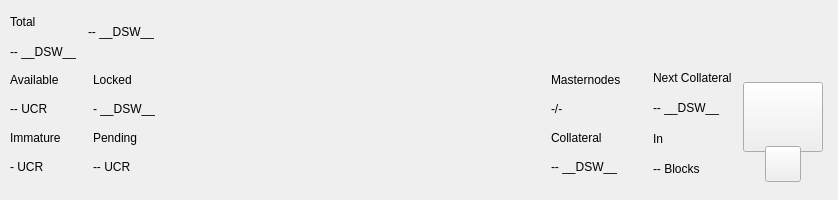
decenomy/DSW, file src/qt/pivx/forms/topbar.ui: the form before one commit.
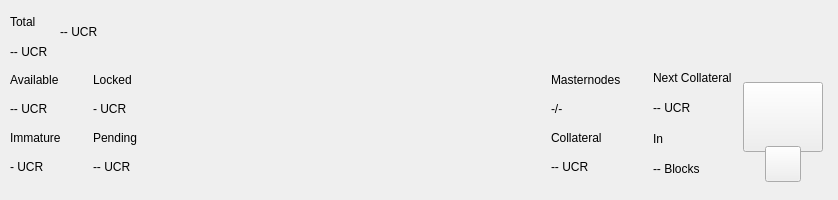
The form after the commit. Custom widgets are drawn as their Qt base class.

What changed in the file:
```diff
--- a/src/qt/pivx/forms/topbar.ui
+++ b/src/qt/pivx/forms/topbar.ui
@@ -119,7 +119,7 @@
               <item>
                <widget class="QLabel" name="labelAmountPiv">
                 <property name="text">
-                 <string notr="true">-- __DSW__</string>
+                 <string notr="true">-- UCR</string>
                 </property>
                </widget>
               </item>
@@ -162,7 +162,7 @@
                  <string notr="true">padding:0px;margin:0px;</string>
                 </property>
                 <property name="text">
-                 <string notr="true">-- __DSW__</string>
+                 <string notr="true">-- UCR</string>
                 </property>
                </widget>
               </item>
@@ -491,7 +491,7 @@
                  <item>
                   <widget class="QLabel" name="labelLockedPiv">
                    <property name="text">
-                    <string>- __DSW__</string>
+                    <string>- UCR</string>
                    </property>
                   </widget>
                  </item>
@@ -567,7 +567,7 @@
              <item>
               <widget class="QLabel" name="labelCollateralPiv">
                <property name="text">
-                <string notr="true">-- __DSW__</string>
+                <string notr="true">-- UCR</string>
                </property>
               </widget>
              </item>
@@ -598,7 +598,7 @@
               <item>
                <widget class="QLabel" name="labelNextCollateralValue">
                 <property name="text">
-                 <string>-- __DSW__</string>
+                 <string>-- UCR</string>
                 </property>
                </widget>
               </item>
```
